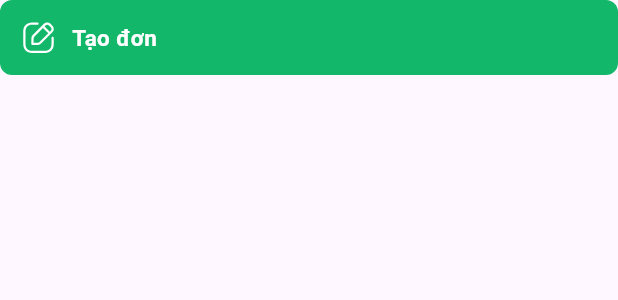
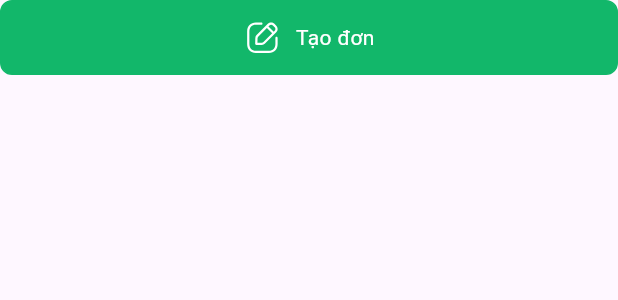
Before and after one commit to huy2992002/demo_flutter, a Flutter app: the HiBossElevatedButton widget shown alone on an empty page, opened directly, on a phone screen of 412 x 824 dp. Shown: the top 300 px of the screen. Run offline on Flutter 3.47's test engine with Material 2 defaults, Android fonts, the phone set to English and light mode, and no system bars; our stand-ins replace flutter_svg; accounts and stored records are empty.

Commit message:
update dialog and elevated button

```diff
--- a/lib/components/button/hi_boss_elevated_button.dart
+++ b/lib/components/button/hi_boss_elevated_button.dart
@@ -45,6 +45,7 @@ class HiBossElevatedButton extends StatelessWidget {
           borderRadius: BorderRadius.circular(8),
         ),
         child: Row(
+          mainAxisAlignment: MainAxisAlignment.center,
           children: [
             if (icon != null) ...[
               SvgPicture.asset(
@@ -56,7 +57,7 @@ class HiBossElevatedButton extends StatelessWidget {
             ],
             Text(
               text,
-              style: AppStyle.h15w600.copyWith(color: textColor),
+              style: AppStyle.h14w400.copyWith(color: textColor),
             ),
           ],
         ),
```
Also changed, not shown: lib/components/dialog/hi_boss_dialog.dart (+9 -7 lines).
